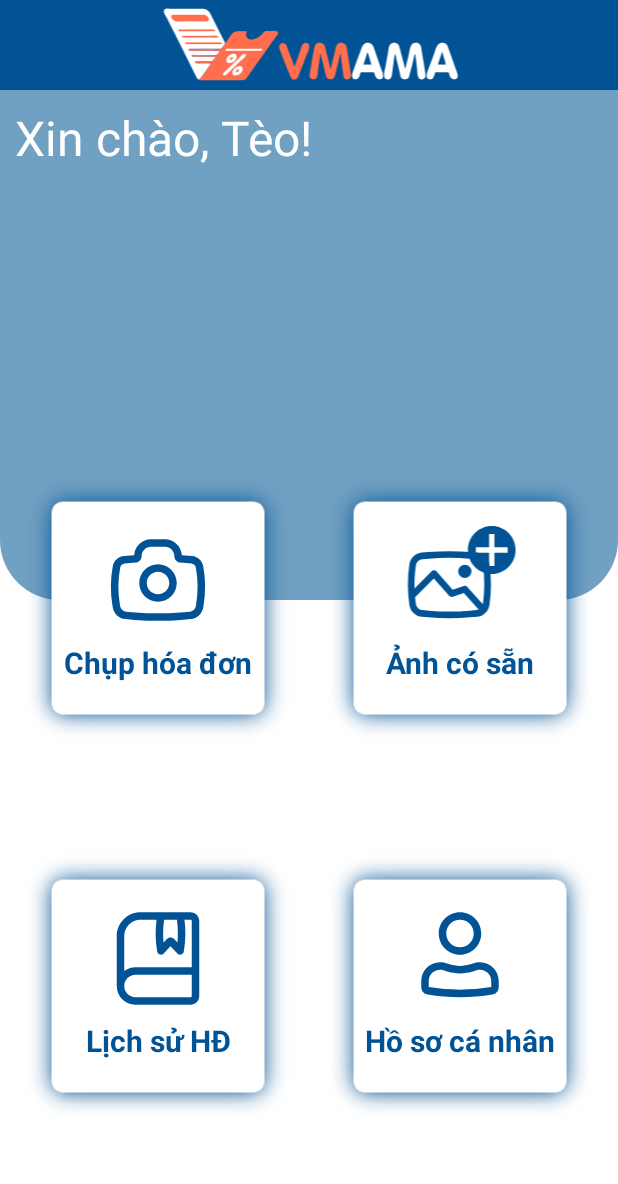
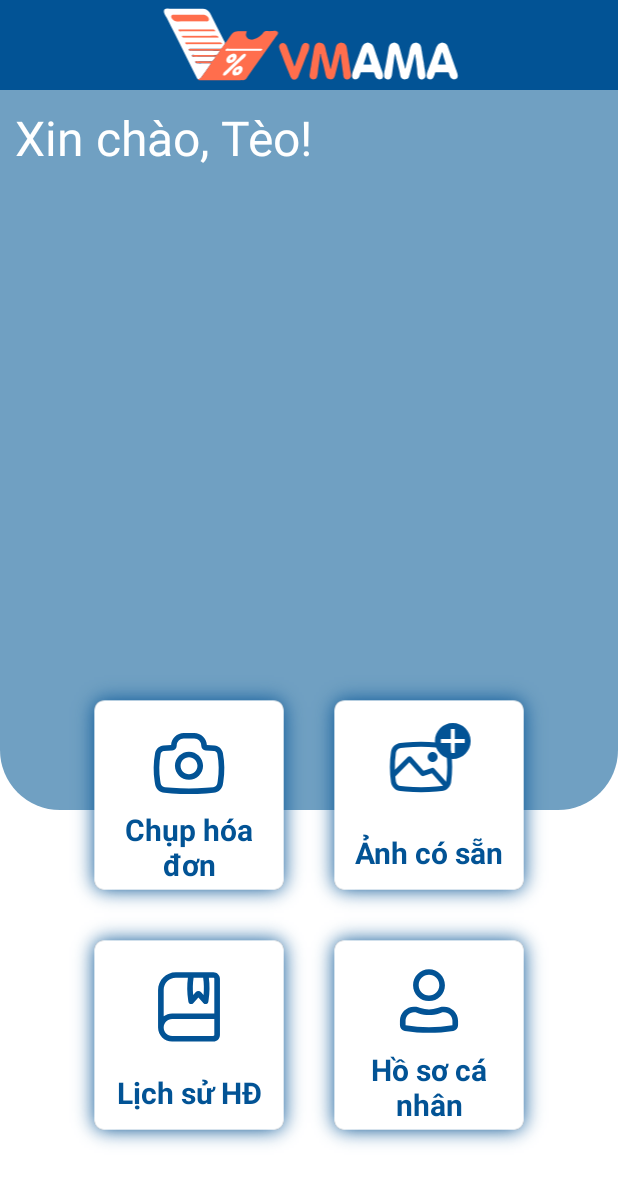
Before and after one commit to nth-joda/FITUS-Kotlint-Vmama-Android, an Android app: the HomeActivity screen opened directly, with no data from a screen before it, on a phone screen of 412 x 824 dp. Shown: the top 1184 px of the screen. Run offline under Robolectric (Android 15) with nearby library versions, the phone set to English and light mode, and no system bars.

Commit message:
fix layout of home buttons, progressbar scanning activity

```diff
--- a/app/src/main/res/layout/activity_home.xml
+++ b/app/src/main/res/layout/activity_home.xml
@@ -21,7 +21,7 @@
 
     <LinearLayout
         android:layout_width="match_parent"
-        android:layout_height="340dp"
+        android:layout_height="480dp"
         android:orientation="vertical"
         android:layout_centerInParent="true"
         android:background="@drawable/main_screen_lightblue_container"
@@ -37,18 +37,21 @@
     </LinearLayout>
 
     <GridLayout
-        android:layout_width="match_parent"
+        android:layout_width="wrap_content"
         android:layout_height="match_parent"
+        android:layout_gravity="center"
         android:padding="10dp"
         android:rowCount="2"
         android:columnCount="2"
-        android:layout_marginTop="-100dp">
+        android:layout_marginTop="-100dp"
+        >
 
         <RelativeLayout
-            android:layout_width="180dp"
-            android:layout_height="180dp"
-            android:layout_margin="5dp"
-            android:layout_gravity="center|left"
+            android:layout_width="160dp"
+            android:layout_height="160dp"
+            android:layout_row="0"
+            android:layout_column="0"
+            android:layout_gravity="bottom|right"
             android:background="@drawable/main_screen_button_div"
             android:elevation="5dp"
             android:padding="20dp">
@@ -57,12 +60,12 @@
                 android:id="@+id/open_activity_camera"
                 android:layout_width="match_parent"
                 android:layout_height="match_parent"
-                android:background="?android:attr/selectableItemBackground"/>
+                android:background="?android:attr/selectableItemBackground" />
 
             <ImageView
                 android:layout_width="match_parent"
-                android:layout_height="80dp"
-                android:layout_marginTop="10dp"
+                android:layout_height="60dp"
+                android:layout_marginTop="8dp"
                 android:layout_marginBottom="10dp"
                 android:src="@drawable/ic_camerafitus"
                 app:tint="@color/fitus_dark_blue" />
@@ -70,56 +73,55 @@
             <TextView
                 android:layout_width="match_parent"
                 android:layout_height="wrap_content"
+                android:layout_alignParentBottom="true"
+                android:layout_marginBottom="0dp"
                 android:text="Chụp hóa đơn"
-                android:layout_alignParentBottom="true"
-                android:layout_marginBottom="20dp"
-                android:textSize="20dp"
                 android:textAlignment="center"
                 android:textColor="@color/fitus_dark_blue"
-                android:textStyle="bold"/>
+                android:textSize="20dp"
+                android:textStyle="bold" />
         </RelativeLayout>
 
         <RelativeLayout
-            android:layout_width="180dp"
-            android:layout_height="180dp"
-            android:layout_margin="5dp"
-            android:layout_gravity="center|right"
+            android:layout_width="160dp"
+            android:layout_height="160dp"
+            android:layout_gravity="bottom|left"
             android:orientation="vertical"
             android:background="@drawable/main_screen_button_div"
             android:elevation="5dp"
             android:padding="20dp">
+
             <Button
                 android:id="@+id/open_activity_imglibrary"
                 android:layout_width="match_parent"
                 android:layout_height="match_parent"
-                android:background="?android:attr/selectableItemBackground"/>
+                android:background="?android:attr/selectableItemBackground" />
 
             <ImageView
                 android:layout_width="match_parent"
-                android:layout_height="80dp"
+                android:layout_height="60dp"
+                android:layout_marginTop="8dp"
                 android:layout_marginBottom="10dp"
-                android:layout_marginTop="10dp"
                 android:src="@drawable/ic_add_img"
                 app:tint="@color/fitus_dark_blue" />
 
             <TextView
                 android:layout_width="match_parent"
                 android:layout_height="wrap_content"
+                android:layout_alignParentBottom="true"
+                android:layout_marginBottom="8dp"
                 android:text="Ảnh có sẵn"
-                android:layout_alignParentBottom="true"
-                android:layout_marginBottom="20dp"
-                android:textSize="20dp"
                 android:textAlignment="center"
                 android:textColor="@color/fitus_dark_blue"
-                android:textStyle="bold"/>
+                android:textSize="20dp"
+                android:textStyle="bold" />
         </RelativeLayout>
 
         <RelativeLayout
 
-            android:layout_width="180dp"
-            android:layout_height="180dp"
-            android:layout_margin="5dp"
-            android:layout_gravity="center|left"
+            android:layout_width="160dp"
+            android:layout_height="160dp"
+            android:layout_gravity="top|right"
             android:orientation="vertical"
             android:background="@drawable/main_screen_button_div"
             android:elevation="5dp"
@@ -132,7 +134,7 @@
 
             <ImageView
                 android:layout_width="match_parent"
-                android:layout_height="80dp"
+                android:layout_height="60dp"
                 android:layout_marginTop="10dp"
                 android:layout_marginBottom="10dp"
                 android:src="@drawable/ic_book_markfitus"
@@ -143,7 +145,7 @@
                 android:layout_height="wrap_content"
                 android:text="Lịch sử HĐ"
                 android:layout_alignParentBottom="true"
-                android:layout_marginBottom="20dp"
+                android:layout_marginBottom="8dp"
                 android:textSize="20dp"
                 android:textAlignment="center"
                 android:textColor="@color/fitus_dark_blue"
@@ -152,10 +154,9 @@
 
         <RelativeLayout
 
-            android:layout_width="180dp"
-            android:layout_height="180dp"
-            android:layout_margin="5dp"
-            android:layout_gravity="center|right"
+            android:layout_width="160dp"
+            android:layout_height="160dp"
+            android:layout_gravity="top|left"
             android:orientation="vertical"
             android:background="@drawable/main_screen_button_div"
             android:elevation="5dp"
@@ -167,9 +168,9 @@
                 android:background="?android:attr/selectableItemBackground"/>
             <ImageView
                 android:layout_width="match_parent"
-                android:layout_height="80dp"
+                android:layout_height="60dp"
                 android:layout_marginBottom="10dp"
-                android:layout_marginTop="10dp"
+                android:layout_marginTop="8dp"
                 android:src="@drawable/ic_userfitus"
                 app:tint="@color/fitus_dark_blue" />
 
@@ -178,7 +179,7 @@
                 android:layout_height="wrap_content"
                 android:text="Hồ sơ cá nhân"
                 android:layout_alignParentBottom="true"
-                android:layout_marginBottom="20dp"
+                android:layout_marginBottom="0dp"
                 android:textSize="20dp"
                 android:textAlignment="center"
                 android:textColor="@color/fitus_dark_blue"
```
Also changed, not shown: app/src/main/java/com/fitus/vscannerandroid/ui/scanreceipt/ScanReceiptActivity.kt (+20 -0 lines), app/src/main/res/layout/activity_scan_receipt.xml (+25 -7 lines).
